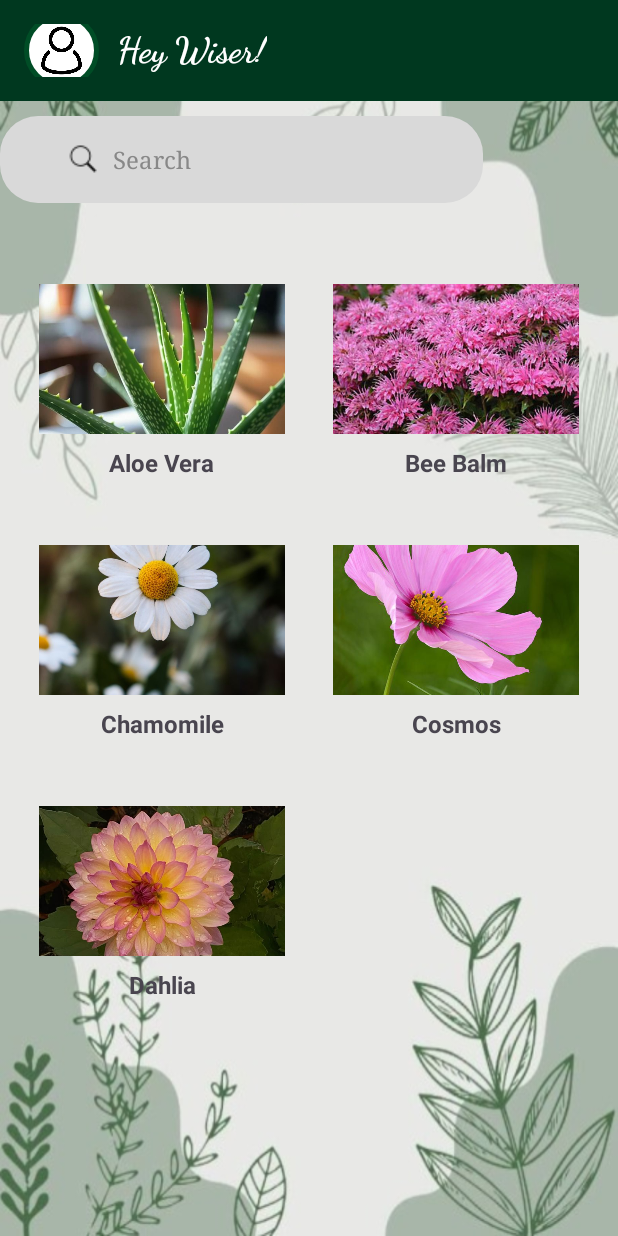
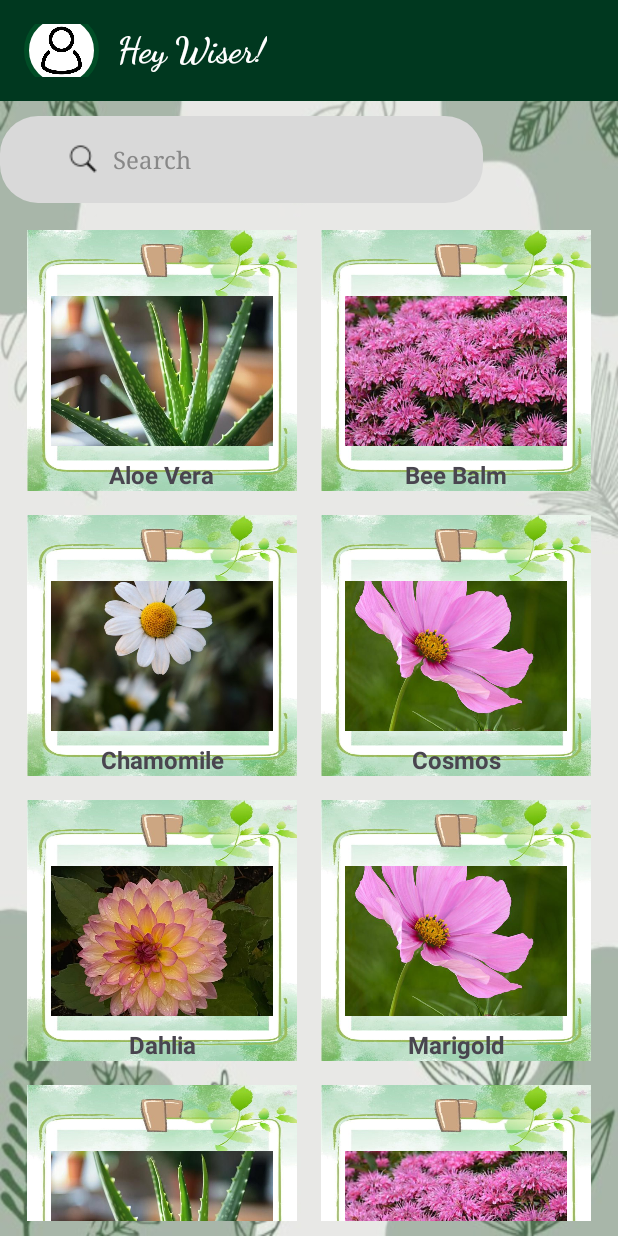
Before and after one commit to tush-gt/Plantwise, an Android app: the HomeActivity screen opened directly, with no data from a screen before it, on a phone screen of 412 x 824 dp. Run offline under Robolectric (Android 15) with nearby library versions, the phone set to English and light mode, and no system bars; Roboto replaces fonts that are not available here.

Commit message:
home page layout

```diff
--- a/app/src/main/java/com/example/plantwise/HomeActivity.kt
+++ b/app/src/main/java/com/example/plantwise/HomeActivity.kt
@@ -27,7 +27,14 @@ class HomeActivity: AppCompatActivity() {
             Plant("Bee Balm", R.drawable.bee_balm),
             Plant("Chamomile", R.drawable.chamomile),
             Plant("Cosmos", R.drawable.cosmos),
-            Plant("Dahlia", R.drawable.dahlia)
+            Plant("Dahlia", R.drawable.dahlia),
+            Plant("Marigold",R.drawable.cosmos),
+            Plant("Aloe Vera", R.drawable.aloe_vera),
+            Plant("Bee Balm", R.drawable.bee_balm),
+            Plant("Chamomile", R.drawable.chamomile),
+            Plant("Cosmos", R.drawable.cosmos),
+            Plant("Dahlia", R.drawable.dahlia),
+            Plant("Marigold",R.drawable.cosmos)
         )
 
         plantAdapter = PlantAdapter(plants) { plant ->
--- a/app/src/main/res/layout/item_plant.xml
+++ b/app/src/main/res/layout/item_plant.xml
@@ -5,7 +5,9 @@
     xmlns:tools="http://schemas.android.com/tools"
     android:id="@+id/linearLayout"
     android:layout_width="match_parent"
-    android:layout_height="wrap_content">
+    android:layout_height="wrap_content"
+    android:background="@drawable/card_bg1"
+    android:layout_margin="8dp">
 
     <ImageView
         android:id="@+id/plantImage"
--- a/app/src/main/res/layout/plant_card.xml
+++ b/app/src/main/res/layout/plant_card.xml
@@ -12,7 +12,8 @@
         android:layout_width="match_parent"
         android:layout_height="wrap_content"
         android:padding="16dp"
-        android:orientation="vertical">
+        android:orientation="vertical"
+        android:background="@drawable/card_bg">
 
         <ImageView
             android:id="@+id/plant_image"
```
Also changed, not shown: app/src/main/res/drawable/card_bg.xml (+9 -2 lines), app/src/main/res/drawable/card_bg1.jpg (added).
